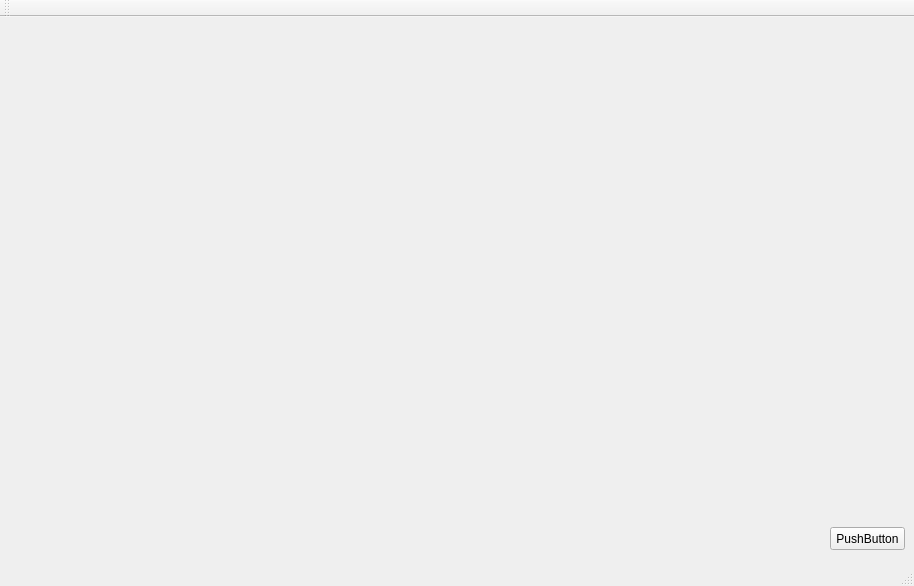
First picture: the form in mainwindow.ui, repository Elliot-Kolhi/sfml_implement, before the edit.
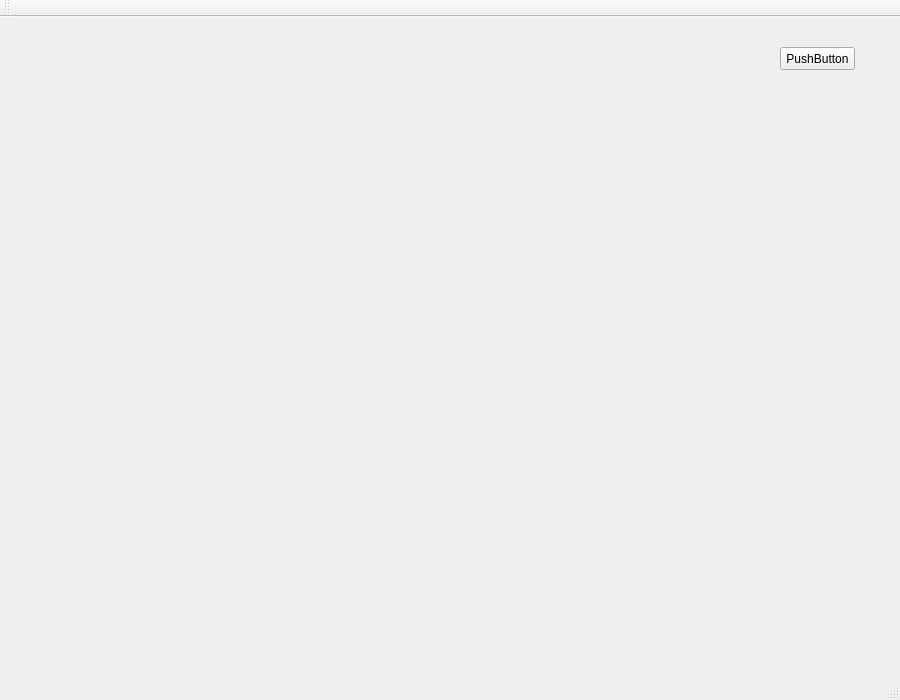
Second picture: the form after the edit.

Commit message:
Got the SFML part to appear on the main window
got rid of the Qframe as it was no longer necessary

```diff
--- a/mainwindow.ui
+++ b/mainwindow.ui
@@ -6,8 +6,8 @@
    <rect>
     <x>0</x>
     <y>0</y>
-    <width>914</width>
-    <height>586</height>
+    <width>900</width>
+    <height>700</height>
    </rect>
   </property>
   <property name="windowTitle">
@@ -17,8 +17,8 @@
    <widget class="QPushButton" name="pushButton">
     <property name="geometry">
      <rect>
-      <x>830</x>
-      <y>510</y>
+      <x>780</x>
+      <y>30</y>
       <width>75</width>
       <height>23</height>
      </rect>
```
Left out of the diff: 2 changed lines with no effect on the pictures. The commit also changes 3 other files.
